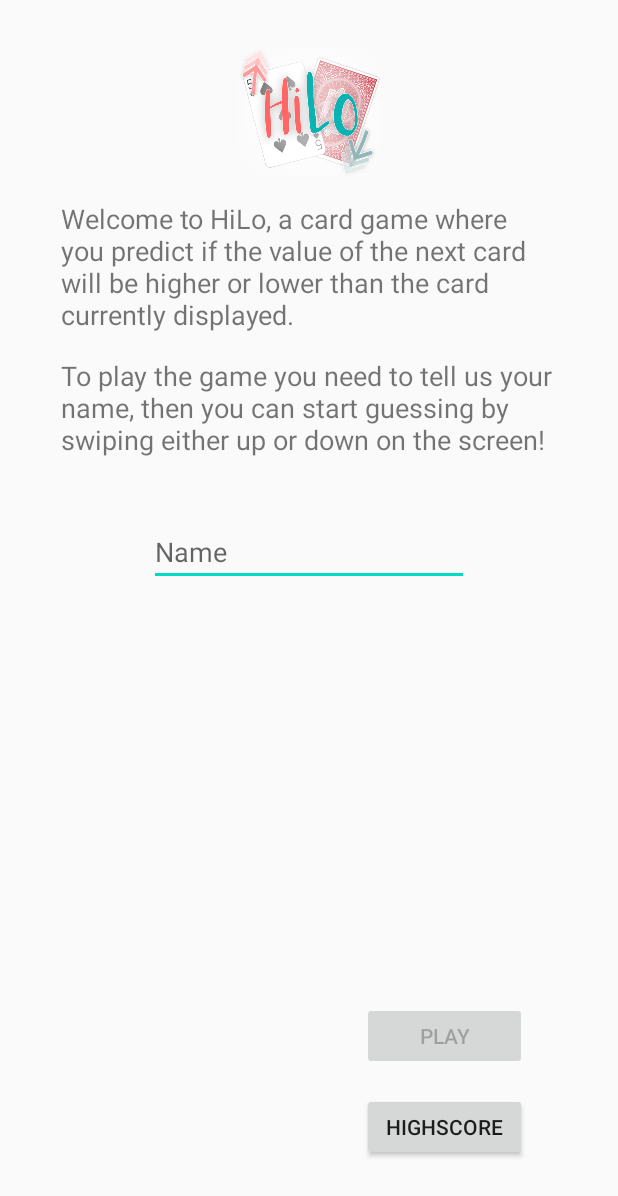
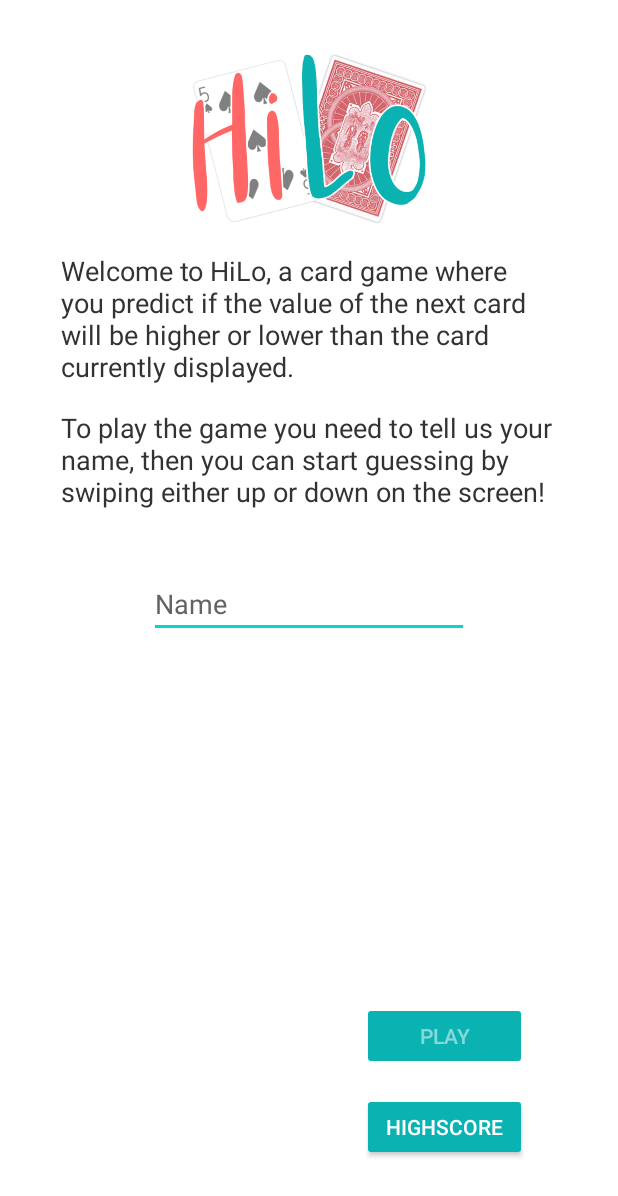
Before and after one commit to rchorngren/uznair, an Android app: the screen it shows after launch (MainActivity), on a phone screen of 412 x 824 dp. Shown: the top 1196 px of the screen. Run offline under Robolectric (Android 15) with nearby library versions, the light colour scheme and no system bars; our stand-ins replace Firebase (no records; nobody signed in at launch, a user with empty details on screens opened directly).

Commit message:
Adjusted colours through the app to bring unity

```diff
--- a/app/src/main/res/layout/activity_main.xml
+++ b/app/src/main/res/layout/activity_main.xml
@@ -5,6 +5,7 @@
     android:id="@+id/headerText"
     android:layout_width="match_parent"
     android:layout_height="match_parent"
+    android:background="#FFFFFF"
     tools:context=".MainActivity">
 
     <TextView
@@ -14,6 +15,7 @@
         android:layout_marginTop="16dp"
         android:text="@string/description_paragraph"
         android:textAlignment="gravity"
+        android:textColor="@android:color/secondary_text_light"
         android:textSize="18sp"
         app:layout_constraintEnd_toEndOf="parent"
         app:layout_constraintHorizontal_bias="0.493"
@@ -28,6 +30,8 @@
         android:ems="10"
         android:hint="@string/player_name_input"
         android:inputType="textPersonName"
+        android:textColor="@android:color/secondary_text_light"
+        android:textColorHint="#636363"
         app:layout_constraintEnd_toEndOf="parent"
         app:layout_constraintStart_toStartOf="parent"
         app:layout_constraintTop_toBottomOf="@+id/tutorialText" />
@@ -37,7 +41,9 @@
         android:layout_width="110dp"
         android:layout_height="45dp"
         android:layout_marginBottom="15dp"
+        android:backgroundTint="@color/colorPrimary"
         android:text="@string/play_button"
+        android:textColor="@android:color/primary_text_dark"
         app:layout_constraintBottom_toTopOf="@+id/highscoreButton"
         app:layout_constraintEnd_toEndOf="parent"
         app:layout_constraintHorizontal_bias="0.8"
@@ -48,7 +54,9 @@
         android:layout_width="110dp"
         android:layout_height="45dp"
         android:layout_marginBottom="50dp"
+        android:backgroundTint="@color/colorPrimary"
         android:text="@string/highscore_button"
+        android:textColor="@android:color/primary_text_dark"
         app:layout_constraintBottom_toBottomOf="parent"
         app:layout_constraintEnd_toEndOf="parent"
         app:layout_constraintHorizontal_bias="0.8"
@@ -56,8 +64,8 @@
 
     <ImageView
         android:id="@+id/logoImage"
-        android:layout_width="272dp"
-        android:layout_height="85dp"
+        android:layout_width="173dp"
+        android:layout_height="120dp"
         android:layout_marginTop="32dp"
         app:layout_constraintEnd_toEndOf="parent"
         app:layout_constraintStart_toStartOf="parent"
@@ -71,6 +79,7 @@
         android:layout_marginTop="16dp"
         android:text="@string/tutorial_paragraph"
         android:textAlignment="gravity"
+        android:textColor="@android:color/secondary_text_light"
         android:textSize="18sp"
         app:layout_constraintEnd_toEndOf="parent"
         app:layout_constraintHorizontal_bias="0.493"
--- a/app/src/main/res/layout/fragment_correct.xml
+++ b/app/src/main/res/layout/fragment_correct.xml
@@ -46,7 +46,9 @@
         android:layout_width="wrap_content"
         android:layout_height="wrap_content"
         android:layout_marginBottom="45dp"
+        android:backgroundTint="@color/colorPrimary"
         android:text="@string/continue_button"
+        android:textColor="@android:color/primary_text_dark_nodisable"
         app:layout_constraintBottom_toBottomOf="parent"
         app:layout_constraintEnd_toEndOf="parent"
         app:layout_constraintHorizontal_bias="0.487"
--- a/app/src/main/res/layout/fragment_incorrect.xml
+++ b/app/src/main/res/layout/fragment_incorrect.xml
@@ -25,7 +25,9 @@
         android:layout_width="wrap_content"
         android:layout_height="wrap_content"
         android:layout_marginBottom="60dp"
+        android:backgroundTint="@color/colorPrimary"
         android:text="@string/highscore_button"
+        android:textColor="@android:color/primary_text_dark_nodisable"
         app:layout_constraintBottom_toBottomOf="parent"
         app:layout_constraintEnd_toEndOf="parent"
         app:layout_constraintStart_toStartOf="parent" />
--- a/app/src/main/res/values/colors.xml
+++ b/app/src/main/res/values/colors.xml
@@ -1,6 +1,6 @@
 <?xml version="1.0" encoding="utf-8"?>
 <resources>
-    <color name="colorPrimary">#6200EE</color>
+    <color name="colorPrimary">#0ab2b2</color>
     <color name="colorPrimaryDark">#3700B3</color>
     <color name="colorAccent">#03DAC5</color>
 </resources>
```
Also changed, not shown: app/src/main/res/layout/activity_high_score.xml (+5 -2 lines), app/src/main/res/drawable/arrow_down.png, app/src/main/res/drawable/arrow_up.png, app/src/main/res/drawable/hilo_logo.png.
